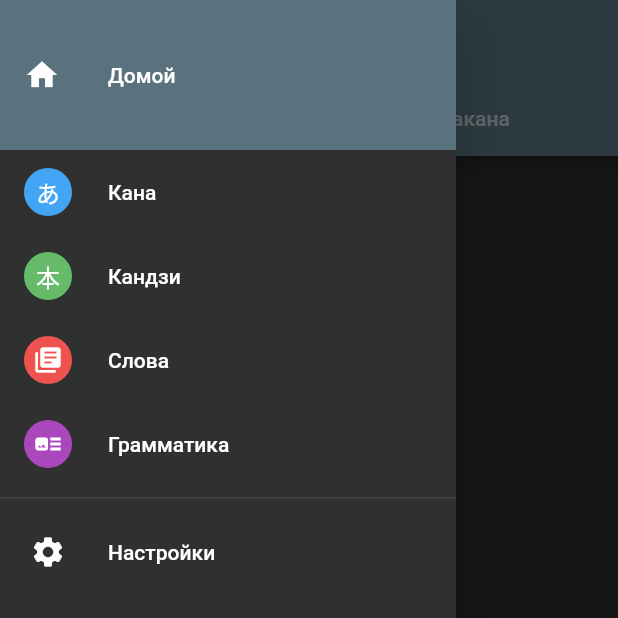
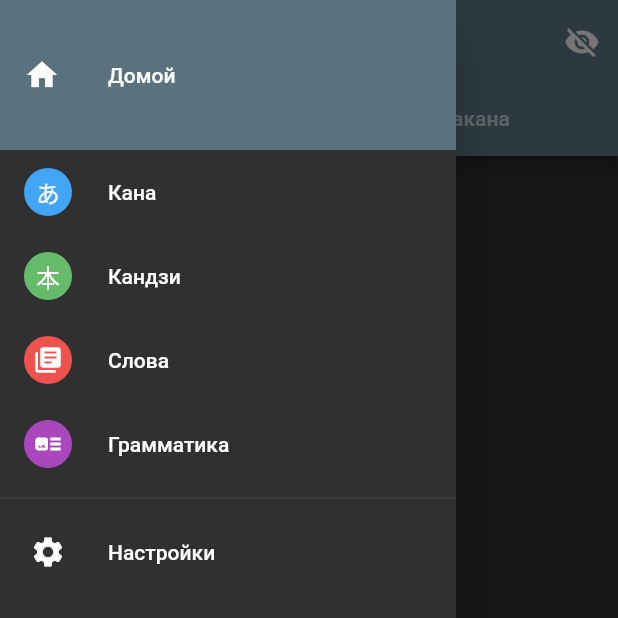
Before and after one commit to Alordead/easy-japanese-n5, a Flutter app: the KanaPage screen opened directly, with the side drawer open, on a phone screen of 412 x 824 dp, the top half of it. Run offline on Flutter 3.47's test engine with Material 2 defaults, Android fonts, the phone set to English and light mode, and no system bars; our stand-ins replace rxdart, shared_preferences, sqflite; accounts and stored records are empty.

Commit message:
added full katakana and hiragana tables, updated kana page

```diff
--- a/easy_japanese_n5/lib/pages/kana_page.dart
+++ b/easy_japanese_n5/lib/pages/kana_page.dart
@@ -9,6 +9,15 @@ class KanaPage extends StatefulWidget {
 }
 
 class KanaPageState extends State<KanaPage> {
+
+  bool isTapped;
+
+  @override
+  void initState() {
+    isTapped = true;
+    super.initState();
+  }
+
   @override
   Widget build(BuildContext context) {
     return DefaultTabController(
@@ -22,6 +31,16 @@ class KanaPageState extends State<KanaPage> {
               Tab(text: "Катакана",)
             ],
           ),
+          actions: <Widget>[
+            IconButton(
+              icon: isTapped ? Icon(Icons.visibility_off) : Icon(Icons.visibility),
+              onPressed: () {
+               setState(() {
+                 isTapped = !isTapped;
+               });
+              },
+            ),
+          ],
         ),
         drawer: CustomDrawer(),
         body: TabBarView(
@@ -59,7 +78,7 @@ class KanaPageState extends State<KanaPage> {
           gridDelegate: SliverGridDelegateWithFixedCrossAxisCount(crossAxisCount: 5),
           itemCount: snapshot.data.length,
           itemBuilder: (context, position) {
-            return Card(
+            return snapshot.data[position].sign != "" ? Card(
               child: InkWell(
                 onTap: () {
 
@@ -68,12 +87,15 @@ class KanaPageState extends State<KanaPage> {
                   crossAxisAlignment: CrossAxisAlignment.center,
                   mainAxisAlignment: MainAxisAlignment.center,
                   children: <Widget>[
+                    isTapped ? Container(child: Text(snapshot.data[position].sign, style: TextStyle(fontSize: 32.0),),)
+                    : Column(children: <Widget>[
                     Text(snapshot.data[position].sign, style: TextStyle(fontSize: 32.0),),
                     Text(snapshot.data[position].reading),
+                    ],),
                   ],
                 ),
               ),
-            );
+            ) : Container();
           }
       );
     } else {
--- a/easy_japanese_n5/pubspec.yaml
+++ b/easy_japanese_n5/pubspec.yaml
@@ -17,8 +17,8 @@ dependencies:
     sdk: flutter
   rxdart: ^0.20.0
   shared_preferences: ^0.5.1
-  sqflite: any
-  path_provider: any
+  sqflite: ^1.1.0
+  path_provider: ^0.5.0
   flutter_localizations:
     sdk: flutter
 
```
Also changed, not shown: 1 other file.
